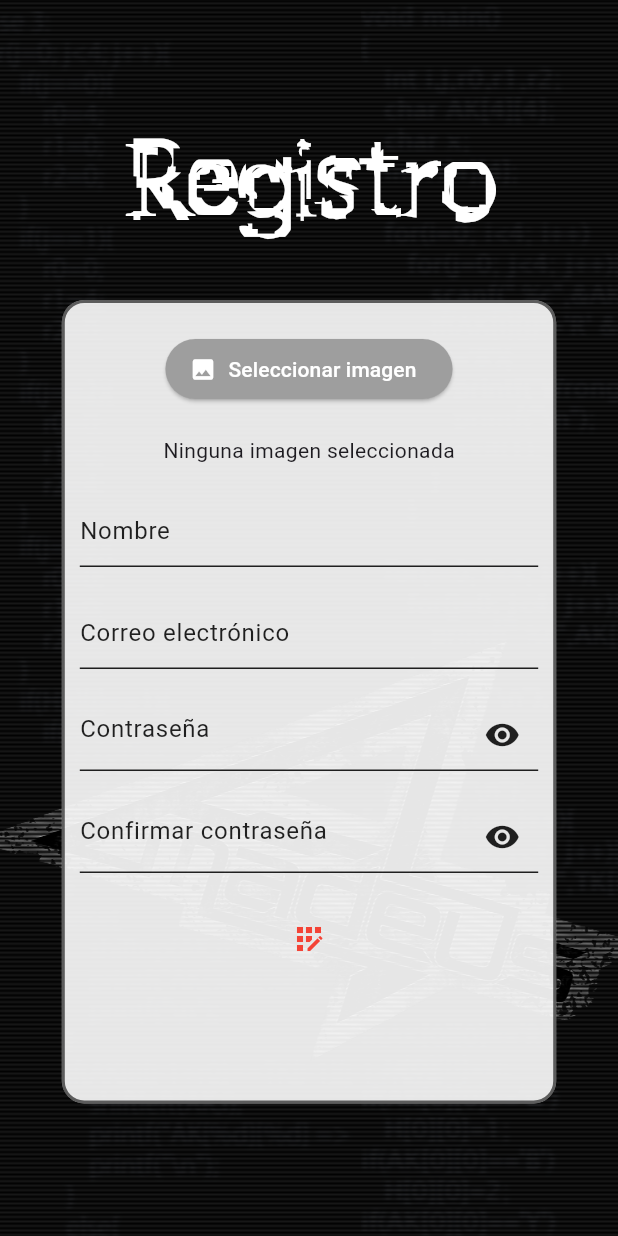
After one commit to bananoIII/moviles, a Flutter app: the RegisterScreen screen opened by its route, after a tap on "Seleccionar imagen", on a phone screen of 412 x 824 dp. The commit adds this screen. Run offline on Flutter 3.47's test engine with Material 3 defaults, Android fonts, the light colour scheme and no system bars; our stand-ins replace fluttertoast, image_cropper, image_picker, lottie, sliding_clipped_nav_bar, sqflite; accounts and stored records are empty.

Commit message:
avances + practica 2

```diff
--- a/lib/main.dart
+++ b/lib/main.dart
@@ -3,6 +3,7 @@ import 'package:progra_movil/screens/home_screen.dart';
 import 'package:progra_movil/screens/login_screen.dart';
 import 'package:progra_movil/screens/practica_1_details_screen.dart';
 import 'package:progra_movil/screens/practica_1_show_screen.dart';
+import 'package:progra_movil/screens/register_screen.dart';
 import 'package:progra_movil/utils/theme_settings.dart';
 import 'package:progra_movil/utils/value_listener.dart';
 
@@ -23,6 +24,7 @@ class MyApp extends StatelessWidget {
             "/home": (context) => HomeScreen(),
             "/home/practica1": (context) => Practica1ShowScreen(),
             "/home/practica1/details": (context) => Practica1DetailsScreen(),
+            "/register": (context) => RegisterScreen(),
           },
           home: LoginScreen(),
         );
--- /dev/null
+++ b/lib/screens/register_screen.dart
@@ -0,0 +1,284 @@
+import 'dart:io';
+
+import 'package:flutter/material.dart';
+import 'package:fluttertoast/fluttertoast.dart';
+import 'package:lottie/lottie.dart';
+import 'package:image_picker/image_picker.dart';
+import 'package:image_cropper/image_cropper.dart';
+
+class RegisterScreen extends StatefulWidget {
+  const RegisterScreen({super.key});
+
+  @override
+  State<RegisterScreen> createState() => _RegisterScreenState();
+}
+
+class _RegisterScreenState extends State<RegisterScreen> {
+  File? _image;
+
+  TextEditingController conUser = TextEditingController();
+  TextEditingController conName = TextEditingController();
+  TextEditingController conPwd = TextEditingController();
+  TextEditingController conPwd2 = TextEditingController();
+
+  bool isValidation = !true;
+  bool _obscureText = true;
+  bool _obscureText2 = true;
+
+  bool get isFormValid {
+    return conUser.text.isNotEmpty &&
+        conName.text.isNotEmpty &&
+        conPwd.text.isNotEmpty &&
+        conPwd2.text.isNotEmpty &&
+        _image != null;
+  }
+
+  void clearForm() {
+    conUser.clear();
+    conName.clear();
+    conPwd.clear();
+    conPwd2.clear();
+    setState(() {
+      _image = null;
+    });
+  }
+
+  @override
+  Widget build(BuildContext context) {
+    Future<void> _pickAndCropImage() async {
+      final picker = ImagePicker();
+
+      // Seleccionar imagen desde galería
+      final pickedFile = await picker.pickImage(source: ImageSource.gallery);
+      if (pickedFile == null) return;
+
+      // Recortar imagen
+      final croppedFile = await ImageCropper().cropImage(
+        sourcePath: pickedFile.path,
+        uiSettings: [
+          AndroidUiSettings(
+            toolbarTitle: 'Ajustar imagen',
+            toolbarColor: Colors.black,
+            toolbarWidgetColor: Colors.white,
+            initAspectRatio: CropAspectRatioPreset.square,
+            hideBottomControls: true,
+          ),
+          IOSUiSettings(
+            title: 'Ajustar imagen',
+            aspectRatioPickerButtonHidden: true,
+          ),
+        ],
+      );
+
+      if (croppedFile != null) {
+        setState(() {
+          _image = File(croppedFile.path);
+        });
+      }
+    }
+
+    final txtUser = TextField(
+      keyboardType: TextInputType.emailAddress,
+      controller: conUser,
+      decoration: InputDecoration(hintText: 'Correo electrónico'),
+    );
+    final txtName = TextField(
+      keyboardType: TextInputType.text,
+      controller: conName,
+      decoration: InputDecoration(hintText: 'Nombre'),
+    );
+    final txtPwd = TextField(
+      keyboardType: TextInputType.text,
+      controller: conPwd,
+      obscureText: _obscureText,
+      decoration: InputDecoration(
+        hintText: 'Contraseña',
+        suffixIcon: IconButton(
+          icon: Icon(_obscureText ? Icons.visibility : Icons.visibility_off),
+          onPressed: () {
+            setState(() {
+              _obscureText = !_obscureText;
+            });
+          },
+        ),
+      ),
+    );
+    final txtPwd2 = TextField(
+      keyboardType: TextInputType.text,
+      controller: conPwd2,
+      obscureText: _obscureText2,
+      decoration: InputDecoration(
+        hintText: 'Confirmar contraseña',
+        suffixIcon: IconButton(
+          icon: Icon(_obscureText2 ? Icons.visibility : Icons.visibility_off),
+          onPressed: () {
+            setState(() {
+              _obscureText2 = !_obscureText2;
+            });
+          },
+        ),
+      ),
+    );
+
+    final bool emailValid = RegExp(
+      r"^[a-zA-Z0-9.a-zA-Z0-9.!#$%&'*+-/=?^_`{|}~]+@[a-zA-Z0-9]+\.[a-zA-Z]+",
+    ).hasMatch(conUser.text);
+
+    final bool passwordValid = RegExp(
+      r"^(?=.*[a-z])(?=.*[A-Z])(?=.*\d)(?=.*[@$!%*?&])[A-Za-z\d@$!%*?&]{8,}$",
+    ).hasMatch(conPwd.text);
+
+    List<String> errors = [];
+
+    final btnRegister = IconButton(
+      onPressed: isFormValid
+          ? () {
+              if (!emailValid)
+                errors.add('La estructura del correo es inválida.');
+
+              if (conPwd.text != conPwd2.text)
+                errors.add('Las contraseñas no coinciden.');
+              if (!passwordValid)
+                errors.add(
+                  'La estructura de la constrasña debe ser:\n->Minimo 8 caracteres\n->Al menos una minuscula\n->Al menos una mayuscula\n->Al menos un numero\n->Al menos un caracter especial',
+                );
+
+              if (errors.isNotEmpty) {
+                Fluttertoast.showToast(
+                  msg: errors.join('\n'), // muestra todos los errores
+                  toastLength: Toast.LENGTH_LONG,
+                  gravity: ToastGravity.BOTTOM,
+                  backgroundColor: Colors.red,
+                  textColor: Colors.white,
+                  fontSize: 16.0,
+                );
+                errors.clear();
+              } else {
+                isValidation = true;
+                setState(() {});
+                Future.delayed(Duration(milliseconds: 2000))
+                    .then((_) {
+                      isValidation = false;
+                    })
+                    .then((_) {
+                      Fluttertoast.showToast(
+                        msg:
+                            'Se ha registrado correctamente.', // muestra todos los errores
+                        toastLength: Toast.LENGTH_LONG,
+                        gravity: ToastGravity.BOTTOM,
+                        backgroundColor: Colors.green,
+                        textColor: Colors.white,
+                        fontSize: 16.0,
+                      );
+                    })
+                    .then((_) {
+                      clearForm();
+                    });
+              }
+            }
+          : null,
+      icon: Icon(
+        Icons.app_registration,
+        color: isFormValid ? Colors.green : Colors.red,
+      ),
+    );
+
+    final imageSelecter = Column(
+      children: [
+        ElevatedButton.icon(
+          icon: Icon(Icons.photo),
+          label: Text('Seleccionar imagen'),
+          onPressed: _pickAndCropImage,
+        ),
+        SizedBox(height: 20),
+        _image != null
+            ? Image.file(_image!, width: 200, height: 200, fit: BoxFit.cover)
+            : Text('Ninguna imagen seleccionada'),
+      ],
+    );
+
+    final fields = [
+      imageSelecter,
+      txtName,
+      txtUser,
+      txtPwd,
+      txtPwd2,
+      btnRegister,
+    ];
+
+    return Scaffold(
+      resizeToAvoidBottomInset: true,
+      body: SafeArea(
+        child: SingleChildScrollView(
+          child: Column(
+            children: [
+              Container(
+                height: MediaQuery.of(context).size.height,
+                width: MediaQuery.of(context).size.width,
+                decoration: BoxDecoration(
+                  image: DecorationImage(
+                    image: AssetImage("assets/bg_register.png"),
+                    fit: BoxFit.cover,
+                  ),
+                ),
+                child: Stack(
+                  alignment: Alignment.topCenter,
+                  children: [
+                    Positioned(
+                      top: 65,
+                      child: Text(
+                        'Registro',
+                        style: TextStyle(
+                          fontSize: 70,
+                          fontFamily: 'Stein',
+                          color: Colors.white,
+                        ),
+                      ),
+                    ),
+                    Positioned(
+                      top: 200,
+                      child: Container(
+                        width: MediaQuery.of(context).size.width * .8,
+                        height: MediaQuery.of(context).size.height * .65,
+                        padding: EdgeInsets.symmetric(horizontal: 10),
+                        decoration: BoxDecoration(
+                          color: Colors.white.withOpacity(
+                            0.9,
+                          ), // Fondo blanco con 30% opacidad
+                          borderRadius: BorderRadius.circular(15),
+                          border: Border.all(
+                            color: Colors.black.withOpacity(
+                              0.6,
+                            ), // Borde negro con 60% opacidad
+                            width: 2,
+                          ),
+                        ),
+                        child: ListView(
+                          padding: EdgeInsets.only(top: 20),
+                          children: [
+                            ...fields.map((field) {
+                              return Padding(
+                                padding: EdgeInsets.only(bottom: 20),
+                                child: field,
+                              );
+                            }).toList(),
+                          ],
+                        ),
+                      ),
+                    ),
+                    Positioned(
+                      top: 150,
+                      child: isValidation
+                          ? Lottie.asset('assets/loading2.json')
+                          : Container(),
+                    ),
+                  ],
+                ),
+              ),
+            ],
+          ),
+        ),
+      ),
+    );
+  }
+}
--- a/pubspec.yaml
+++ b/pubspec.yaml
@@ -36,6 +36,11 @@ dependencies:
   cupertino_icons: ^1.0.8
   lottie: ^3.3.1
   sliding_clipped_nav_bar:
+  sqflite: ^2.4.2
+  path_provider: ^2.1.5
+  image_picker: ^1.2.0
+  image_cropper: ^9.1.0
+  fluttertoast: ^8.2.12
 
 
 dev_dependencies:
```
Also changed, not shown: lib/database/movies.dart (added, +59 -0 lines), lib/screens/login_screen.dart (+8 -0 lines), assets/bg_register.png (added), pubspec.lock, 6 other files.
